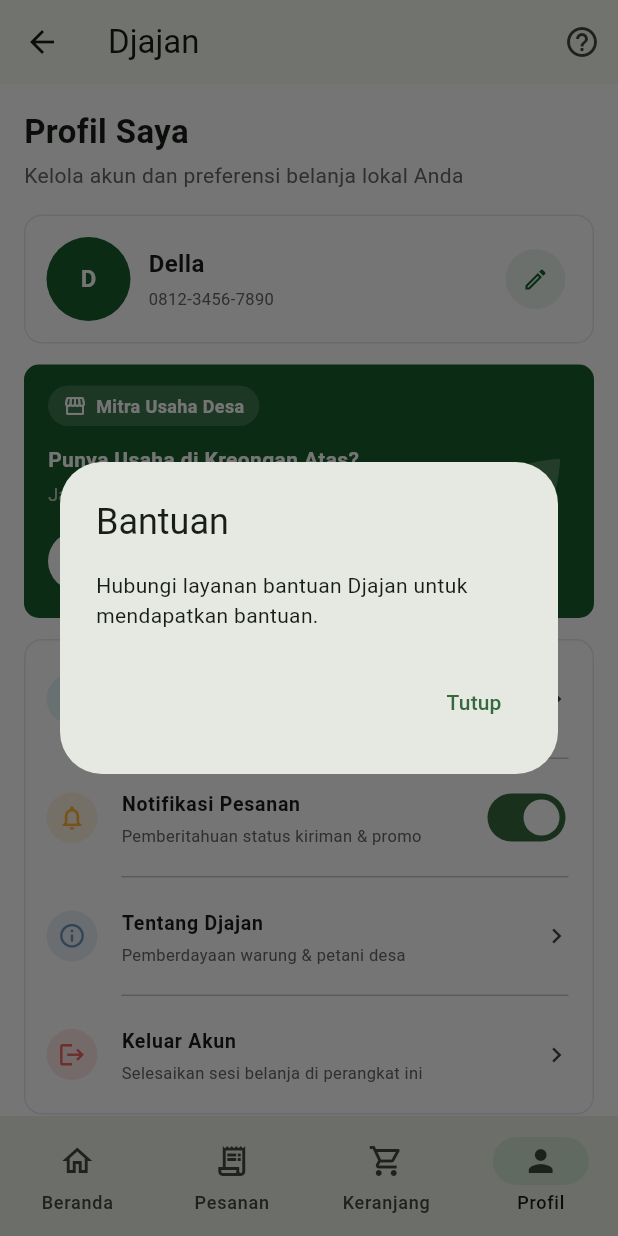
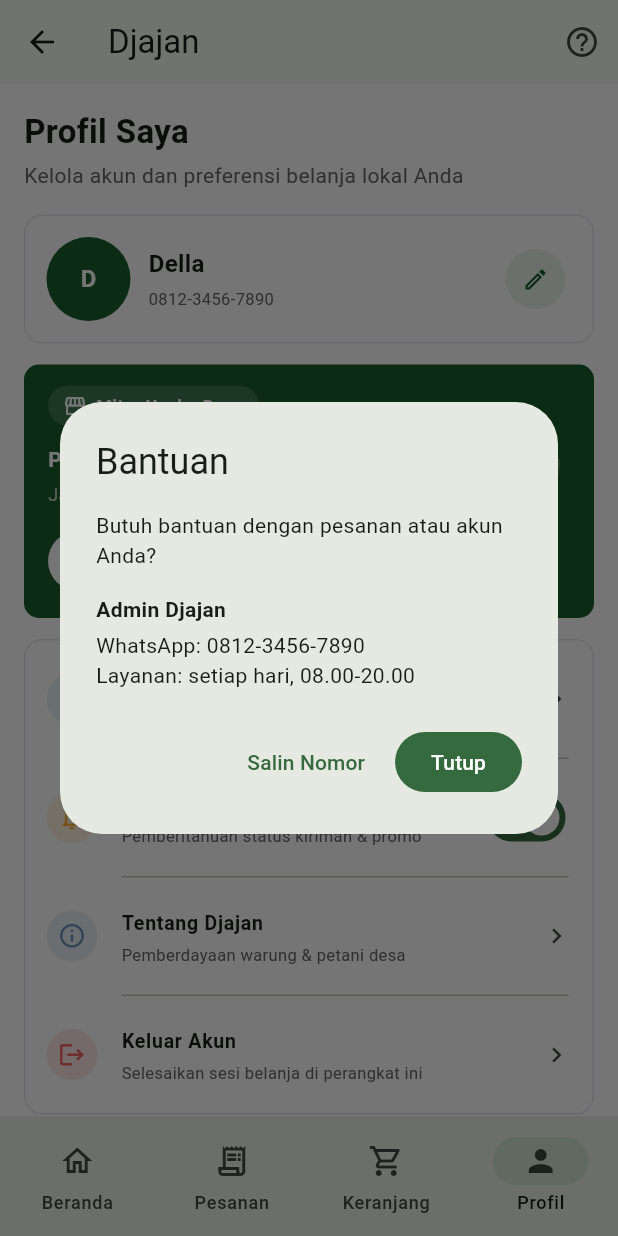
Before and after one commit to bgnrstudents/djajan-mobile, a Flutter app: the CustomerHomeScreen screen opened by its route, item 4 of the bottom bar chosen, after a tap on the "help outline" icon, on a phone screen of 412 x 824 dp. Run offline on Flutter 3.47's test engine with Material 3 defaults, Android fonts, the phone set to English and light mode, and no system bars.

Commit message:
fix: profile

```diff
--- a/lib/screens/customer/home/customer_home_screen.dart
+++ b/lib/screens/customer/home/customer_home_screen.dart
@@ -23,7 +23,7 @@
           if (currentIndex == 3)
             IconButton(
               tooltip: 'Bantuan',
-              onPressed: _showHelp,
+              onPressed: () => showProfileHelp(context),
               icon: const Icon(Icons.help_outline),
             ),
         ],
@@ -59,24 +59,6 @@
       default:
         return _buildHomePage();
     }
-  }
-
-  void _showHelp() {
-    showDialog<void>(
-      context: context,
-      builder: (context) => AlertDialog(
-        title: const Text('Bantuan'),
-        content: const Text(
-          'Hubungi layanan bantuan Djajan untuk mendapatkan bantuan.',
-        ),
-        actions: [
-          TextButton(
-            onPressed: () => Navigator.pop(context),
-            child: const Text('Tutup'),
-          ),
-        ],
-      ),
-    );
   }
 
   Widget _buildHomePage() {
--- a/lib/screens/customer/home/profil/profil.dart
+++ b/lib/screens/customer/home/profil/profil.dart
@@ -1,7 +1,10 @@
 import 'package:flutter/material.dart';
+import 'package:flutter/services.dart';
 
 import '../../../../config/app_config.dart';
 import '../../../../routes/app_routes.dart';
+
+const String kreonganKeyword = 'kreongan';
 
 class ProfileUser {
   final String name;
@@ -17,6 +20,7 @@
   final int maxLines;
   final String? helperText;
   final bool requiresKreongan;
+  final bool requiredField;
 
   const ProfileFormField({
     required this.label,
@@ -25,6 +29,7 @@
     this.maxLines = 1,
     this.helperText,
     this.requiresKreongan = false,
+    this.requiredField = true,
   });
 }
 
@@ -44,6 +49,46 @@
     this.trailing,
     this.onTap,
   });
+}
+
+void showProfileHelp(BuildContext context) {
+  showDialog<void>(
+    context: context,
+    builder: (context) => AlertDialog(
+      title: const Text('Bantuan'),
+      content: const Column(
+        mainAxisSize: MainAxisSize.min,
+        crossAxisAlignment: CrossAxisAlignment.start,
+        children: [
+          Text('Butuh bantuan dengan pesanan atau akun Anda?'),
+          SizedBox(height: 16),
+          Text('Admin Djajan', style: TextStyle(fontWeight: FontWeight.bold)),
+          SizedBox(height: 4),
+          SelectableText('WhatsApp: 0812-3456-7890'),
+          SelectableText('Layanan: setiap hari, 08.00-20.00'),
+        ],
+      ),
+      actions: [
+        TextButton(
+          onPressed: () async {
+            await Clipboard.setData(
+              const ClipboardData(text: '0812-3456-7890'),
+            );
+            if (!context.mounted) return;
+            Navigator.pop(context);
+            ScaffoldMessenger.of(context).showSnackBar(
+              const SnackBar(content: Text('Nomor admin berhasil disalin')),
+            );
+          },
+          child: const Text('Salin Nomor'),
+        ),
+        FilledButton(
+          onPressed: () => Navigator.pop(context),
+          child: const Text('Tutup'),
+        ),
+      ],
+    ),
+  );
 }
 
 class ProfilScreen extends StatefulWidget {
@@ -86,7 +131,11 @@
       initialValue: _address,
       maxLines: 3,
     ),
-    const ProfileFormField(label: 'Patokan', initialValue: ''),
+    const ProfileFormField(
+      label: 'Patokan',
+      initialValue: '',
+      requiredField: false,
+    ),
   ];
 
   List<ProfileFormField> get _businessFields => [
@@ -614,11 +663,14 @@
                   border: const OutlineInputBorder(),
                 ),
                 validator: (value) {
-                  if (value == null || value.trim().isEmpty) {
+                  if (widget.fields[index].requiredField &&
+                      (value == null || value.trim().isEmpty)) {
                     return '${widget.fields[index].label} wajib diisi';
                   }
-                  if (widget.fields[index].requiresKreongan &&
-                      !value.toLowerCase().contains('kreongan')) {
+                  if (value != null &&
+                      value.trim().isNotEmpty &&
+                      widget.fields[index].requiresKreongan &&
+                      !value.toLowerCase().contains(kreonganKeyword)) {
                     return 'Alamat usaha harus berada di Kreongan';
                   }
                   return null;
```
